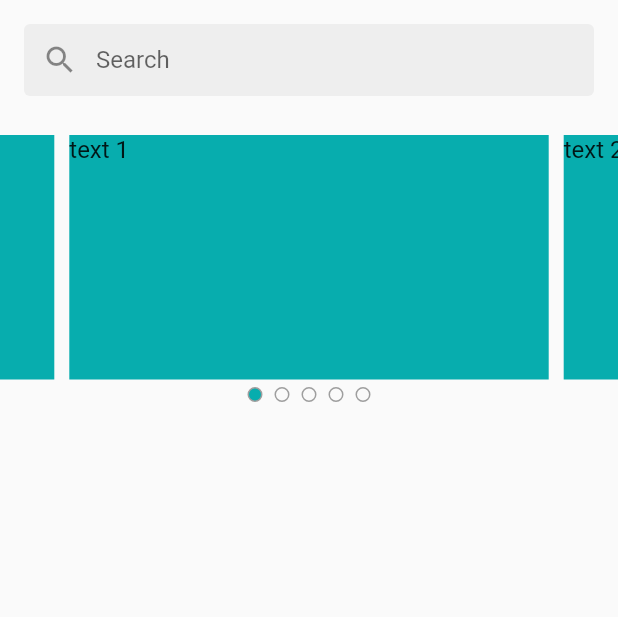
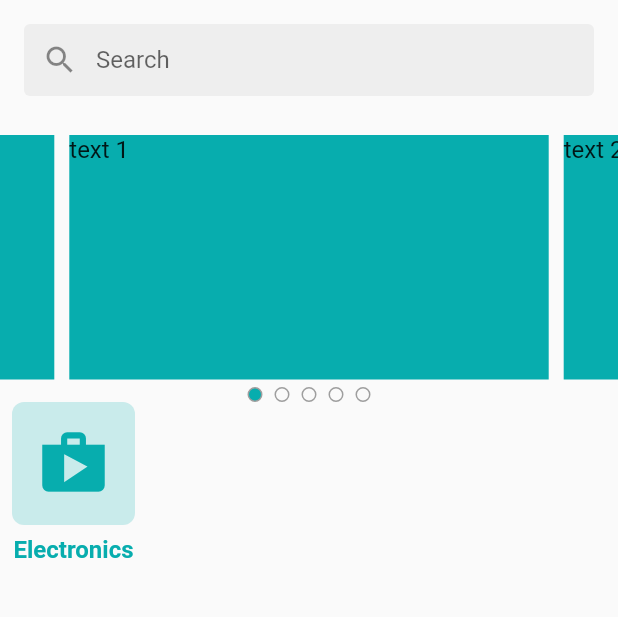
Before and after one commit to taufiqurSabbir/flutter_ecommerce, a Flutter app: the screen it shows after launch, on a phone screen of 412 x 824 dp, the part 84-701 px from its top. Run offline on Flutter 3.47's test engine with Material 2 defaults, Android fonts, the phone set to English and light mode, and no system bars; drawn by our look-alikes of carousel_slider; our stand-ins replace flutter_svg, get, pin_code_fields.

Commit message:
category section added to home

```diff
--- a/lib/presentation/ui/screens/HomeScreen.dart
+++ b/lib/presentation/ui/screens/HomeScreen.dart
@@ -6,6 +6,7 @@ import 'package:flutter_svg/flutter_svg.dart';
 
 import '../utility/circularIconButton.dart';
 import '../utility/image_asset.dart';
+import '../widgets/CatagoryWidget.dart';
 import '../widgets/home_app_bar.dart';
 import '../widgets/home_search_bar.dart';
 
@@ -34,6 +35,11 @@ class _HomeScreenState extends State<HomeScreen> {
             home_search_bar(),
             SizedBox(height: 10,),
             HomeSlider(),
+            Row(
+              children: [
+                CatagoryWidget()
+              ],
+            )
 
           ],
         ),
```
